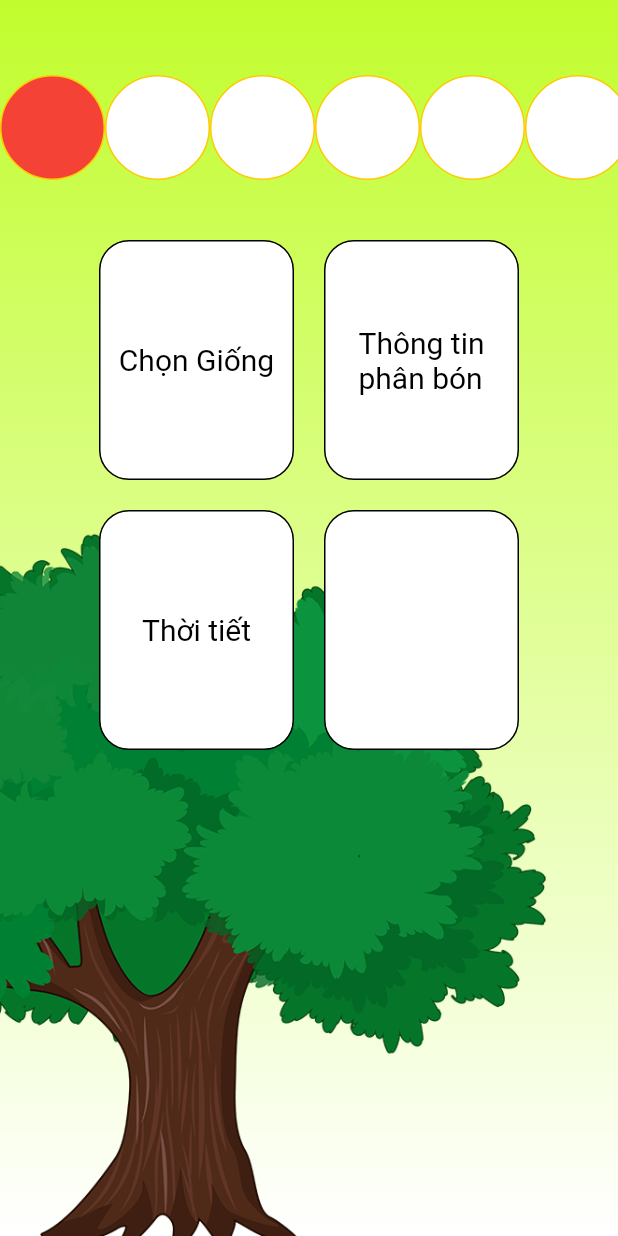
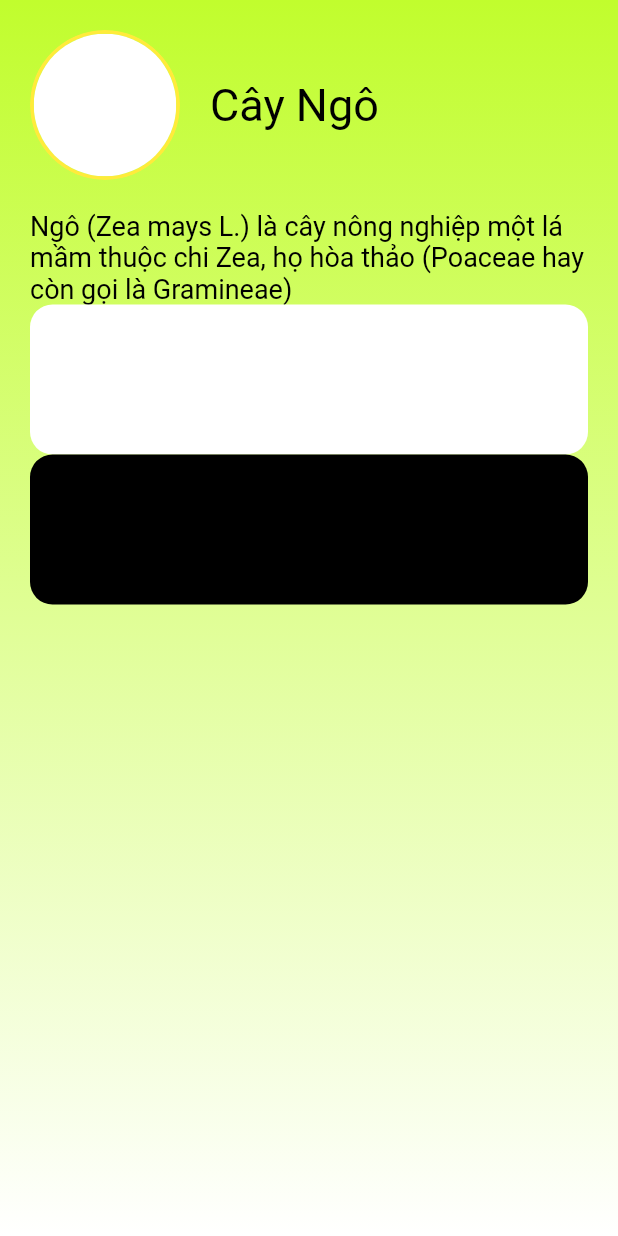
Before and after one commit to trughieu/plant_process, a Flutter app: the screen it shows after launch, on a phone screen of 412 x 824 dp. Run offline on Flutter 3.47's test engine with Material 2 defaults, Android fonts, the phone set to English and light mode, and no system bars.

Commit message:
init commit

```diff
--- /dev/null
+++ b/lib/HomePage/components/plants.dart
@@ -0,0 +1,113 @@
+import 'package:flutter/material.dart';
+
+class Plant extends StatelessWidget {
+  const Plant({Key? key}) : super(key: key);
+  static String routeName = "/plants";
+
+  @override
+  Widget build(BuildContext context) {
+    return Scaffold(
+      body: Container(
+          decoration: const BoxDecoration(
+            gradient: LinearGradient(
+              begin: Alignment.topCenter,
+              end: Alignment.bottomCenter,
+              colors: [
+                Color(0xFFC1FD2D),
+                Color(0xFFFFFFFF),
+              ],
+            ),
+          ),
+          child: Container(
+              padding: EdgeInsets.all(20),
+              child: Column(
+                children: [
+                  Row(
+                    children: [
+                      SizedBox(
+                        child: ClipOval(
+                          child: SizedBox(
+                            height: 100,
+                            width: 100,
+                            child: Container(
+                              decoration: BoxDecoration(
+                                border: Border.all(
+                                  color: Colors.yellow
+                                  // Color(0xfffecb02))
+                                  ,
+                                  //   color: Colors.white,
+                                  width: 2.5,
+                                  // borderRadius: BorderRadius.circular(100)),
+                                ),
+                                shape: BoxShape.circle,
+                              ),
+                              child: ClipOval(
+                                child: SizedBox(
+                                  height: 100,
+                                  child: Container(
+                                    color: Colors.white,
+                                  ),
+                                ),
+                              ),
+                            ),
+                          ),
+                        ),
+                      ),
+                      Container(
+                        padding: const EdgeInsets.only(left: 20),
+                        height: 50,
+                        child: const Center(
+                          child: Text(
+                            "Cây Ngô",
+                            style: TextStyle(
+                                color: Colors.black,
+                                fontSize: 30,
+                                decoration: TextDecoration.none),
+                          ),
+                        ),
+                      ),
+
+                      //     child: Text(
+                      //   "Cây ngô",
+                      //   style: TextStyle(fontSize: 12),
+                      // ))
+                    ],
+                  ),
+                  Container(
+                    padding: const EdgeInsets.only(top: 20),
+                    child: const Text(
+                      "Ngô (Zea mays L.) là cây nông nghiệp một lá mầm thuộc chi Zea, họ hòa thảo (Poaceae hay còn gọi là Gramineae)",
+                      style: TextStyle(
+                        color: Colors.black,
+                        decoration: TextDecoration.none,
+                        fontSize: 18,
+                      ),
+                    ),
+                  ),
+                  Container(
+                    padding:  EdgeInsets.only(top: 20),
+                    height: 100,
+                    width: MediaQuery.of(context).size.width,
+                    decoration: BoxDecoration(
+                      borderRadius: BorderRadius.all(Radius.circular(15)),
+                      color: Colors.white
+                    ),
+
+                  ),
+                  Container(
+                    padding:  EdgeInsets.only(top: 20),
+                    height: 100,
+                    width: MediaQuery.of(context).size.width,
+                    decoration: BoxDecoration(
+                        borderRadius: BorderRadius.all(Radius.circular(15)),
+                        color: Colors.black
+                    ),
+
+                  ),
+                ],
+              )),
+
+      ),
+    );
+  }
+}
--- a/lib/main.dart
+++ b/lib/main.dart
@@ -1,4 +1,5 @@
 import 'package:flutter/material.dart';
+import 'package:plant_process/HomePage/components/plants.dart';
 import 'package:plant_process/HomePage/homepage.dart';
 
 void main() {
@@ -19,7 +20,7 @@ class MyApp extends StatelessWidget {
 
         primarySwatch: Colors.blue,
       ),
-      home: HomePage(),
+      home: Plant(),
     );
   }
 }
--- a/lib/routes.dart
+++ b/lib/routes.dart
@@ -1,7 +1,10 @@
 import 'package:flutter/cupertino.dart';
 import 'package:plant_process/HomePage/homepage.dart';
+
+import 'HomePage/components/plants.dart';
 
 
 final Map<String, WidgetBuilder> routes={
   HomePage.routeName:(context)=>HomePage(),
+  Plant.routeName:(context)=>Plant(),
 };
```
Also changed, not shown: lib/HomePage/homepage.dart (+89 -3 lines).
